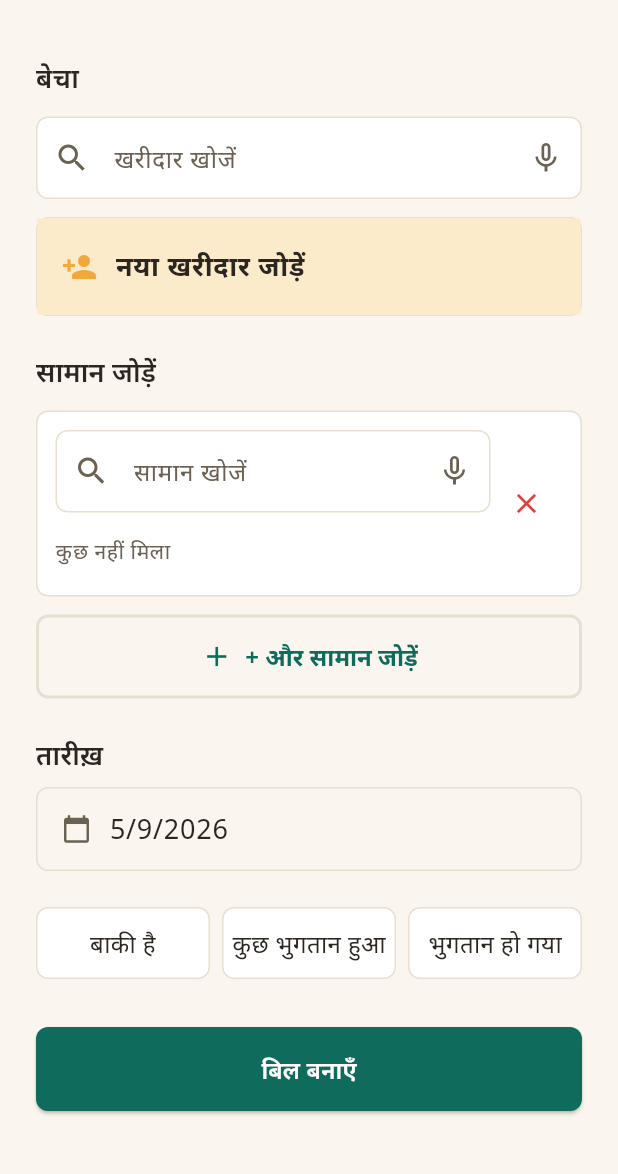
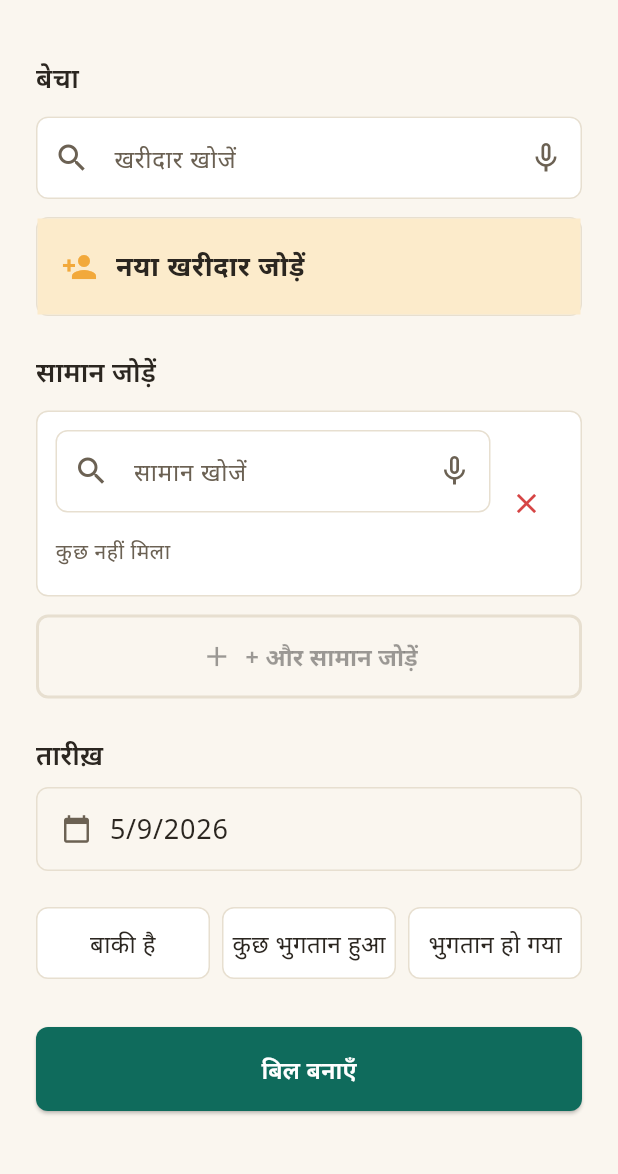
Before and after one commit to shubhiscoding/Bahi, a Flutter app: the AddBillScreen screen opened directly, after a tap on "सामान जोड़ें", on a phone screen of 412 x 824 dp, the part 62-1236 px from its top. Run offline on Flutter 3.47's test engine with Material 3 defaults, Android fonts, the phone set to English and light mode, and no system bars; our stand-ins replace connectivity_plus, dio, fl_chart, flutter_riverpod, flutter_tts, google_fonts and 8 more; missing offline and left inert: dart_phonetics, flutter_downloader, inditrans; accounts and stored records are empty; network calls fail.

Commit message:
feat: revise bill line management to support multiple item entries and enhance UI state handling
Co-Authored-By: shubhiscoding <mygitcoin@gmail.com>

```diff
--- a/lib/features/buyers/screens/add_bill_screen.dart
+++ b/lib/features/buyers/screens/add_bill_screen.dart
@@ -14,14 +14,33 @@ import '../widgets/buyer_picker.dart';
 
 enum _PaymentChoice { unpaid, partial, paid }
 
+/// A product line's UI state (revised — was a single isExpanded bool):
+/// - [picking]: item search/list showing, no qty/price yet.
+/// - [editing]: item chosen, its name shown as a compact tappable header
+///   (tap to reopen the picker and change it) with qty/price fields
+///   below, fully editable — this is the "currently being added" state.
+/// - [summary]: fully collapsed to one compact read-only row (name, qty,
+///   price) — only entered once "add more" moves a completed line out
+///   of the way, or another line is reopened for editing. Tap to return
+///   to [editing].
+enum _LineMode { picking, editing, summary }
+
 /// One product line on the bill-creation form (Phase 8 §F, revised).
-/// isExpanded controls whether the item picker (search+list) is showing
-/// or the line has collapsed to a compact name+qty+price summary.
 class _BillLineState {
   InventoryItem? item;
   final TextEditingController quantityController = TextEditingController();
   final TextEditingController priceController = TextEditingController();
-  bool isExpanded = true;
+  _LineMode mode = _LineMode.picking;
+
+  /// Item picked + a valid positive quantity + a valid non-negative
+  /// price — used to gate the "add more" button (can't add another line
+  /// while this one is still unfinished).
+  bool get isComplete {
+    if (item == null) return false;
+    final quantity = int.tryParse(quantityController.text.trim());
+    final price = double.tryParse(priceController.text.trim());
+    return quantity != null && quantity > 0 && price != null && price >= 0;
+  }
 
   void dispose() {
     quantityController.dispose();
@@ -74,22 +93,42 @@ class _AddBillScreenState extends ConsumerState<AddBillScreen> {
     super.dispose();
   }
 
+  /// Gates the "add more" button — can't add another line while the
+  /// currently open one is still unfinished. Since only one line is ever
+  /// non-summary at a time (see _addLine/_reopenLine), this reduces to
+  /// "is the currently active line done", but checking every line is
+  /// simplest and stays correct even in edge cases.
+  bool get _canAddLine => _lines.every((line) => line.isComplete);
+
   void _addLine() {
     setState(() {
-      // Only one line's picker is ever expanded at a time. Any existing
-      // line with no item picked yet is discarded rather than collapsed
-      // — an empty collapsed row would have nothing to show; the ones
-      // that already have an item collapse to their summary as usual.
+      // Defensive cleanup — the button is disabled until every line is
+      // complete, so this should be a no-op in practice, not the thing
+      // actually enforcing it.
       _lines.removeWhere((line) {
         if (line.item == null) {
           line.dispose();
           return true;
         }
-        line.isExpanded = false;
         return false;
       });
-      _lines.add(_BillLineState());
+      // Every existing (now-complete) line collapses to its one-row
+      // summary — only the newly added line stays open.
+      for (final line in _lines) {
+        line.mode = _LineMode.summary;
+      }
+      _lines.add(_newLine());
     });
+  }
+
+  /// Live-updates _canAddLine (and thus the "add more" button's enabled
+  /// state) as the user types, since plain text-field input otherwise
+  /// wouldn't trigger a rebuild of this screen.
+  _BillLineState _newLine() {
+    final line = _BillLineState();
+    line.quantityController.addListener(() => setState(() {}));
+    line.priceController.addListener(() => setState(() {}));
+    return line;
   }
 
   void _removeLine(int index) {
@@ -230,19 +269,15 @@ class _AddBillScreenState extends ConsumerState<AddBillScreen> {
               for (var i = 0; i < _lines.length; i++) ...[
                 _BillLineCard(
                   line: _lines[i],
-                  // Items already picked on the OTHER lines — excluded
-                  // from this line's picker so the same item can't be
-                  // added twice on one bill.
-                  excludeItemIds: {
-                    for (final other in _lines)
-                      if (other != _lines[i] && other.item != null) other.item!.id,
-                  },
                   onChanged: () => setState(() {}),
-                  onExpand: () => setState(() {
+                  // Tapping a fully-collapsed summary row reopens it for
+                  // editing; every other line (already complete, per
+                  // _canAddLine) collapses to its own summary.
+                  onReopen: () => setState(() {
                     for (final line in _lines) {
-                      line.isExpanded = false;
+                      line.mode = _LineMode.summary;
                     }
-                    _lines[i].isExpanded = true;
+                    _lines[i].mode = _LineMode.editing;
                   }),
                   onRemove: () => _removeLine(i),
                 ),
@@ -250,7 +285,7 @@ class _AddBillScreenState extends ConsumerState<AddBillScreen> {
               ],
 
               OutlinedButton.icon(
-                onPressed: _addLine,
+                onPressed: _canAddLine ? _addLine : null,
                 icon: const Icon(Icons.add, size: 22),
                 label: Text(_lines.isEmpty ? Strings.addProduct : Strings.addAnotherProduct),
               ),
@@ -354,29 +389,31 @@ class _AddBillScreenState extends ConsumerState<AddBillScreen> {
   }
 }
 
-/// A product line — expanded shows the item picker only (no qty/price
-/// yet); collapsed shows a compact tappable "item name" row (tap to
-/// re-expand and change it) plus the qty/price fields, which stay
-/// editable regardless of expand state. Mutually exclusive with the
-/// picker per the revised spec: only one of {picker, qty/price fields}
-/// is visible at a time for a given line.
+/// A product line, one of three modes (see [_LineMode]):
+/// - picking: item search/list only.
+/// - editing: compact tappable item-name header (tap to reopen the
+///   picker and change the item) + qty/price fields, all editable.
+/// - summary: one fully-collapsed, read-only row (name • qty • price) —
+///   tap to reopen for editing.
 class _BillLineCard extends StatelessWidget {
   final _BillLineState line;
-  final Set<String> excludeItemIds;
   final VoidCallback onChanged;
-  final VoidCallback onExpand;
+  final VoidCallback onReopen;
   final VoidCallback onRemove;
 
   const _BillLineCard({
     required this.line,
-    required this.excludeItemIds,
     required this.onChanged,
-    required this.onExpand,
+    required this.onReopen,
     required this.onRemove,
   });
 
   @override
   Widget build(BuildContext context) {
+    if (line.mode == _LineMode.summary) {
+      return _SummaryLineRow(line: line, onTap: onReopen, onRemove: onRemove);
+    }
+
     return Container(
       padding: const EdgeInsets.all(12),
       decoration: BoxDecoration(
@@ -390,10 +427,9 @@ class _BillLineCard extends StatelessWidget {
           Row(
             children: [
               Expanded(
-                child: line.isExpanded
+                child: line.mode == _LineMode.picking
                     ? BillItemPicker(
                         selectedItem: line.item,
-                        excludeItemIds: excludeItemIds,
                         onSelected: (item) {
                           line.item = item;
                           // Default the price from the item's current
@@ -403,13 +439,20 @@ class _BillLineCard extends StatelessWidget {
                           if (line.priceController.text.trim().isEmpty) {
                             line.priceController.text = item.price.toStringAsFixed(0);
                           }
-                          line.isExpanded = false; // collapse on selection
+                          // Stays open for editing qty/price — does NOT
+                          // jump straight to the summary row; that only
+                          // happens once "add more" is tapped or another
+                          // line is reopened.
+                          line.mode = _LineMode.editing;
                           onChanged();
                         },
                       )
-                    : _CollapsedItemRow(
+                    : _EditingItemHeader(
                         name: line.item?.name ?? '',
-                        onTap: onExpand,
+                        onTap: () {
+                          line.mode = _LineMode.picking;
+                          onChanged();
+                        },
                       ),
               ),
               IconButton(
@@ -418,7 +461,7 @@ class _BillLineCard extends StatelessWidget {
               ),
             ],
           ),
-          if (!line.isExpanded && line.item != null) ...[
+          if (line.mode == _LineMode.editing) ...[
             const SizedBox(height: 12),
             // Stacked, not side-by-side — a 2-column layout left too
             // little room per field on narrower/denser screens (reported
@@ -445,11 +488,16 @@ class _BillLineCard extends StatelessWidget {
   }
 }
 
-class _CollapsedItemRow extends StatelessWidget {
+/// The compact tappable item-name header shown in [_LineMode.editing] —
+/// tap to reopen the picker and change the item. Distinct from
+/// [_SummaryLineRow]: this one still has qty/price fields visible right
+/// below it (the line is actively being filled in), the summary row
+/// doesn't show any fields at all.
+class _EditingItemHeader extends StatelessWidget {
   final String name;
   final VoidCallback onTap;
 
-  const _CollapsedItemRow({required this.name, required this.onTap});
+  const _EditingItemHeader({required this.name, required this.onTap});
 
   @override
   Widget build(BuildContext context) {
@@ -474,6 +522,64 @@ class _CollapsedItemRow extends StatelessWidget {
               ),
             ),
             Icon(Icons.expand_more, color: AppColors.primary),
+          ],
+        ),
+      ),
+    );
+  }
+}
+
+/// [_LineMode.summary] — one fully-collapsed, read-only row: item name,
+/// then "{qty} {unit}  •  ₹{lineTotal}" underneath. Tap anywhere on the
+/// row (outside the remove icon) to reopen it for editing.
+class _SummaryLineRow extends StatelessWidget {
+  final _BillLineState line;
+  final VoidCallback onTap;
+  final VoidCallback onRemove;
+
+  const _SummaryLineRow({required this.line, required this.onTap, required this.onRemove});
+
+  @override
+  Widget build(BuildContext context) {
+    final item = line.item;
+    final quantity = int.tryParse(line.quantityController.text.trim()) ?? 0;
+    final price = double.tryParse(line.priceController.text.trim()) ?? 0;
+    final total = quantity * price;
+
+    return InkWell(
+      onTap: onTap,
+      borderRadius: BorderRadius.circular(8),
+      child: Container(
+        padding: const EdgeInsets.symmetric(horizontal: 12, vertical: 10),
+        decoration: BoxDecoration(
+          color: AppColors.surface,
+          borderRadius: BorderRadius.circular(8),
+          border: Border.all(color: AppColors.border),
+        ),
+        child: Row(
+          children: [
+            Expanded(
+              child: Column(
+                crossAxisAlignment: CrossAxisAlignment.start,
+                children: [
+                  Text(
+                    item?.name ?? '',
+                    maxLines: 1,
+                    overflow: TextOverflow.ellipsis,
+                    style: Theme.of(context).textTheme.bodyLarge?.copyWith(fontWeight: FontWeight.bold),
+                  ),
+                  const SizedBox(height: 2),
+                  Text(
+                    '$quantity ${item?.unit ?? ''}  •  ₹${total.toStringAsFixed(0)}',
+                    style: Theme.of(context).textTheme.bodySmall?.copyWith(color: AppColors.inkSoft),
+                  ),
+                ],
+              ),
+            ),
+            IconButton(
+              onPressed: onRemove,
+              icon: Icon(Icons.close, color: AppColors.danger, size: 22),
+            ),
           ],
         ),
       ),
--- a/lib/features/buyers/widgets/bill_item_picker.dart
+++ b/lib/features/buyers/widgets/bill_item_picker.dart
@@ -17,16 +17,11 @@ import '../../inventory/providers/inventory_providers.dart';
 class BillItemPicker extends ConsumerStatefulWidget {
   final InventoryItem? selectedItem;
   final ValueChanged<InventoryItem> onSelected;
-  // Items already picked on OTHER lines of the same bill — excluded here
-  // so the same item can't be added twice; this line's own current
-  // selection is never excluded from itself.
-  final Set<String> excludeItemIds;
 
   const BillItemPicker({
     super.key,
     required this.selectedItem,
     required this.onSelected,
-    this.excludeItemIds = const {},
   });
 
   @override
@@ -63,12 +58,12 @@ class _BillItemPickerState extends ConsumerState<BillItemPicker> {
           ),
           error: (err, stack) => Text('सामान लोड नहीं हो सका', style: TextStyle(color: AppColors.danger)),
           data: (items) {
-            final available = items.where((i) => !widget.excludeItemIds.contains(i.id));
+            // Same item can be added on more than one line in a bill —
+            // no longer excluding items already picked elsewhere in this
+            // bill (previous behavior, since removed).
             final filtered = _searchQuery.isEmpty
-                ? available.toList()
-                : available
-                    .where((i) => matchesSearch(i.name, _searchQuery))
-                    .toList();
+                ? items
+                : items.where((i) => matchesSearch(i.name, _searchQuery)).toList();
 
             if (filtered.isEmpty) {
               return Padding(
```
